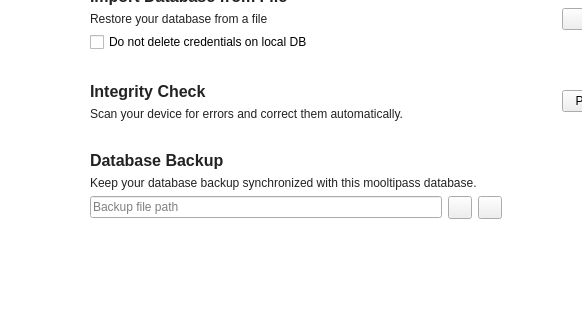
First picture: the form in src/MainWindow.ui, repository mooltipass/moolticute, before the edit; both pictures show x 0 to 582 and y 226 to 553 of the 822 by 553 pixel window.
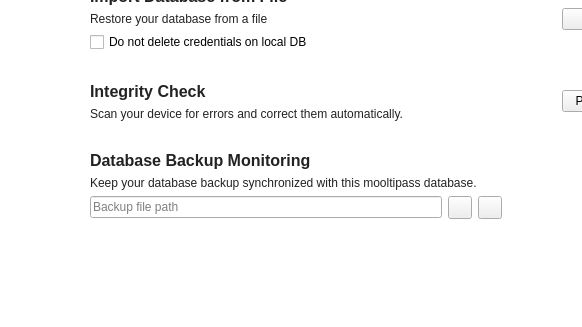
Second picture: the form after the edit. Icons and pictures are not drawn. Custom widgets are drawn as their Qt base class.

Patch:
```diff
--- a/src/MainWindow.ui
+++ b/src/MainWindow.ui
@@ -1402,7 +1402,7 @@
                </font>
               </property>
               <property name="text">
-               <string>Database Backup</string>
+               <string>Database Backup Monitoring</string>
               </property>
              </widget>
             </item>
```
